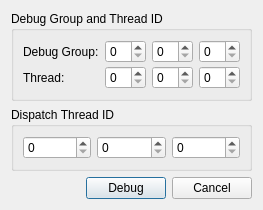
First picture: the form in qrenderdoc/Widgets/ComputeDebugSelector.ui, repository baldurk/renderdoc, before the edit.
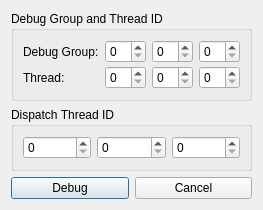
Second picture: the form after the edit. Icons and pictures are not drawn.

The edit to the form file:
```diff
--- a/qrenderdoc/Widgets/ComputeDebugSelector.ui
+++ b/qrenderdoc/Widgets/ComputeDebugSelector.ui
@@ -96,9 +96,6 @@
    </item>
    <item>
     <layout class="QHBoxLayout" name="horizontalLayout_buttons">
-     <property name="alignment">
-      <set>Qt::AlignRight</set>
-     </property>
      <item>
       <widget class="QPushButton" name="beginDebug">
        <property name="text">
```
Left out of the diff: 15 changed lines with no effect on the pictures.
